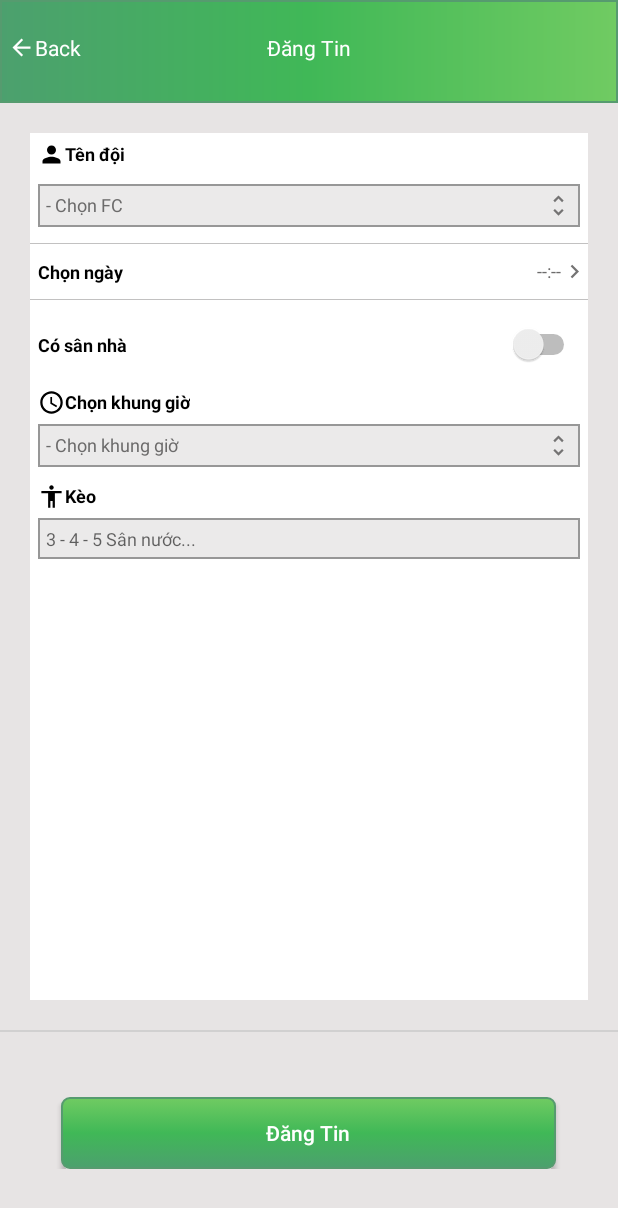
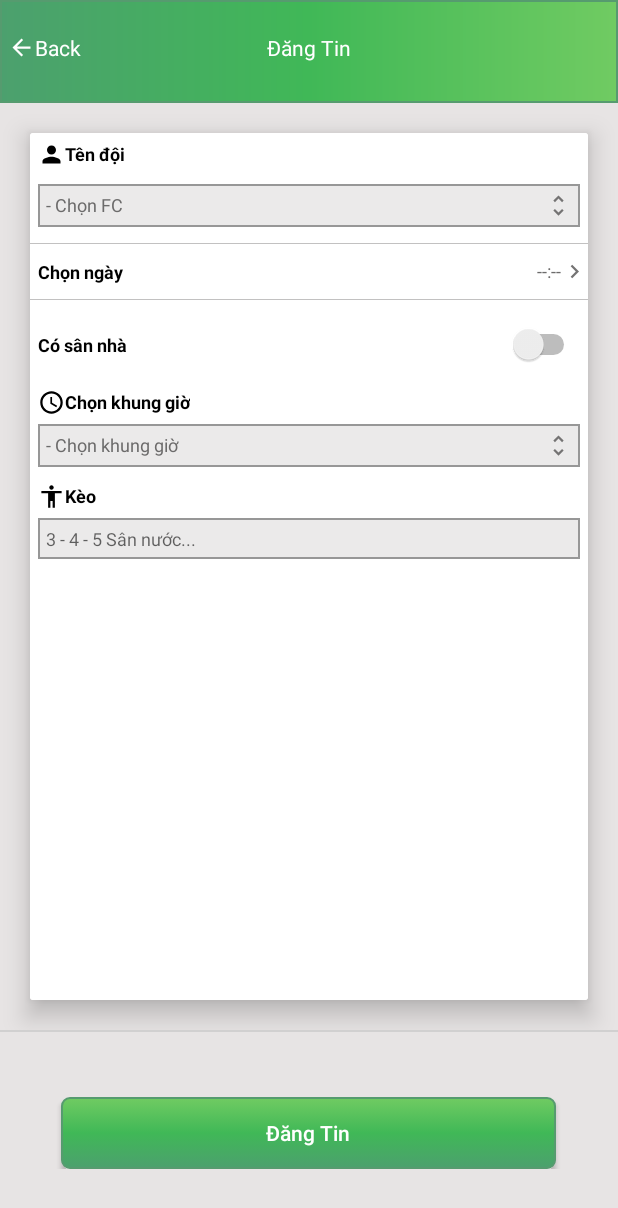
Before and after one commit to zzlaodaizz7/STP2019, an Android app: the Activity_Dang_Tin_Tim_Doi_Thu screen opened directly, with no data from a screen before it, on a phone screen of 412 x 824 dp. Shown: the top 1208 px of the screen. Run offline under Robolectric (Android 15) with nearby library versions, the phone set to English and light mode, and no system bars.

Commit message:
Them card view

```diff
--- a/app/build.gradle
+++ b/app/build.gradle
@@ -25,7 +25,8 @@ android {
 
 dependencies {
     implementation fileTree(dir: 'libs', include: ['*.jar'])
-
+    //noinspection GradleCompatible
+    implementation 'com.android.support:cardview-v7:28.0.0'
     implementation 'androidx.appcompat:appcompat:1.0.2'
     implementation 'androidx.constraintlayout:constraintlayout:1.1.3'
     testImplementation 'junit:junit:4.12'
--- a/app/src/main/res/layout/activity__dang__tin__tim__doi__thu.xml
+++ b/app/src/main/res/layout/activity__dang__tin__tim__doi__thu.xml
@@ -51,10 +51,15 @@
         app:layout_constraintLeft_toLeftOf="parent"
         app:layout_constraintTop_toTopOf="parent">
 
+        <androidx.cardview.widget.CardView
+            android:layout_width="match_parent"
+            android:layout_height="match_parent"
+            android:layout_margin="20dp"
+            app:cardElevation="10dp">
+
             <LinearLayout
                 android:layout_width="match_parent"
                 android:layout_height="match_parent"
-            android:layout_margin="20dp"
                 android:background="#fff"
                 android:orientation="vertical"
                 tools:layout_editor_absoluteX="16dp"
@@ -270,6 +275,7 @@
                 </androidx.constraintlayout.widget.ConstraintLayout>
 
             </LinearLayout>
+        </androidx.cardview.widget.CardView>
     </androidx.constraintlayout.widget.ConstraintLayout>
 
     <androidx.constraintlayout.widget.ConstraintLayout
```
Also changed, not shown: 1 other file. Lines whose indentation alone changed are shown as unchanged.
